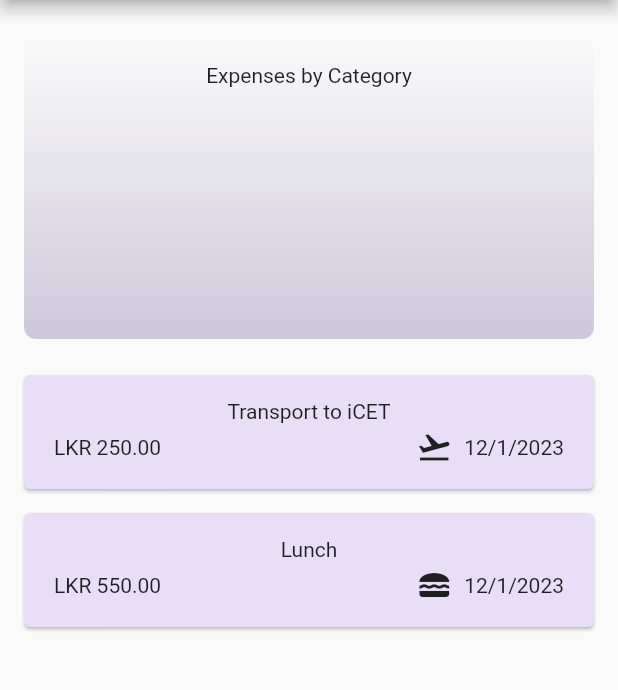
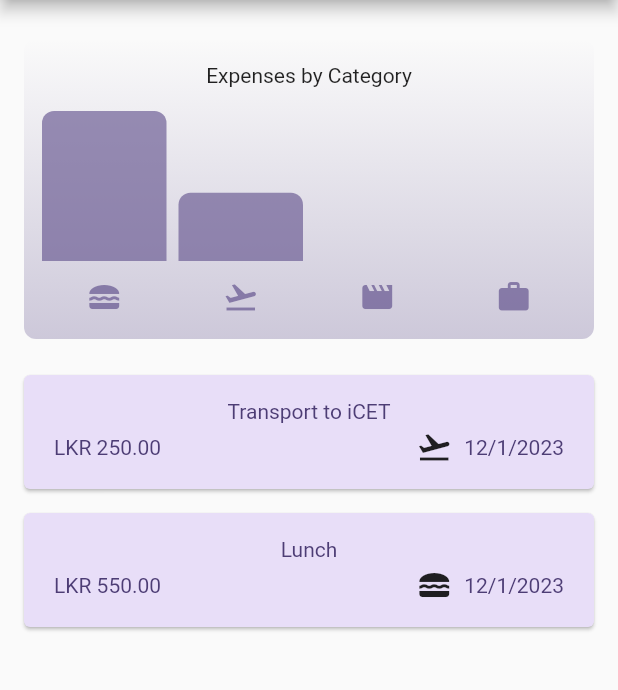
Before and after one commit to shlncooray/expense_tracker_app, a Flutter app: the screen it shows after launch, on a phone screen of 412 x 824 dp, the part 84-774 px from its top. Run offline on Flutter 3.47's test engine with Material 2 defaults, Android fonts, the phone set to English and light mode, and no system bars; our stand-ins replace google_fonts; Roboto replaces fonts that are missing (Audiowide).

Commit message:
class activities

```diff
--- a/lib/expense_components/chart.dart
+++ b/lib/expense_components/chart.dart
@@ -4,14 +4,28 @@ import 'package:expense_tracker_app/models/expense.dart';
 import 'package:flutter/material.dart';
 
 class Chart extends StatelessWidget {
-  Chart({super.key, required this.expenses});
+  const Chart({super.key, required this.expenses});
 
   final List<Expense> expenses;
 
-  // #TODO - Add expense buckets for each category
-  final List<ExpenseBucket> buckets = [];
+  List<ExpenseBucket> get buckets {
+    return [
+      ExpenseBucket.forCategory(expenses, Category.food),
+      ExpenseBucket.forCategory(expenses, Category.travel),
+      ExpenseBucket.forCategory(expenses, Category.leisure),
+      ExpenseBucket.forCategory(expenses, Category.work)
+    ];
+  }
 
-  // #TODO - Calculate max total expense
+  double get maxTotalExpense {
+    double maxTotalExpense = 0;
+    for (var bucket in buckets) {
+      if (bucket.totalExpenses > maxTotalExpense) {
+        maxTotalExpense = bucket.totalExpenses;
+      }
+    }
+    return maxTotalExpense;
+  }
 
   @override
   Widget build(BuildContext context) {
@@ -44,8 +58,11 @@ class Chart extends StatelessWidget {
             child: Row(
               crossAxisAlignment: CrossAxisAlignment.end,
               children: [
-                // #TODO - Calculate fill using bucket totalExpenses and maxTotalExpense
-                for (final bucket in buckets) ChartBar(fill: 0)
+                for (final bucket in buckets)
+                  ChartBar(
+                      fill: bucket.totalExpenses == 0
+                          ? 0
+                          : bucket.totalExpenses / maxTotalExpense)
               ],
             ),
           ),
--- a/lib/expense_components/expense_item.dart
+++ b/lib/expense_components/expense_item.dart
@@ -16,17 +16,28 @@ class ExpenseItem extends StatelessWidget {
         ),
         child: Column(
           children: [
-            Text(expense.title), // #TODO - Add theme title styles
+            Text(
+              expense.title,
+              style: TextStyle(
+                  color: Theme.of(context).colorScheme.onPrimaryContainer),
+            ),
             const SizedBox(height: 4),
             Row(
               children: [
-                Text('LKR ${expense.amount.toStringAsFixed(2)}'),
+                Text('LKR ${expense.amount.toStringAsFixed(2)}',
+                    style: TextStyle(
+                        color:
+                            Theme.of(context).colorScheme.onPrimaryContainer)),
                 const Spacer(),
                 Row(
                   children: [
                     Icon(categoryIcons[expense.category]),
                     const SizedBox(width: 8),
-                    Text(expense.formattedDate),
+                    Text(expense.formattedDate,
+                        style: TextStyle(
+                            color: Theme.of(context)
+                                .colorScheme
+                                .onPrimaryContainer)),
                   ],
                 ),
               ],
--- a/lib/models/expense_bucket.dart
+++ b/lib/models/expense_bucket.dart
@@ -1,3 +1,5 @@
+import 'dart:math';
+
 import 'package:expense_tracker_app/models/expense.dart';
 
 class ExpenseBucket {
@@ -9,7 +11,18 @@ class ExpenseBucket {
   final Category category;
   final List<Expense> expenses;
 
-  // #TODO - Add Alternative constructor function
+  ExpenseBucket.forCategory(List<Expense> allExpenses, this.category)
+      : expenses = allExpenses
+            .where((expense) => expense.category == category)
+            .toList();
 
-  // #TODO - Implement getter to return total expenses of a expense bucket
+  double get totalExpenses {
+    double sum = 0.00;
+
+    for (var expense in expenses) {
+      sum += expense.amount;
+    }
+
+    return sum;
+  }
 }
```
Also changed, not shown: lib/expense.dart (+15 -1 lines), lib/main.dart (+28 -3 lines), 1 other file.
